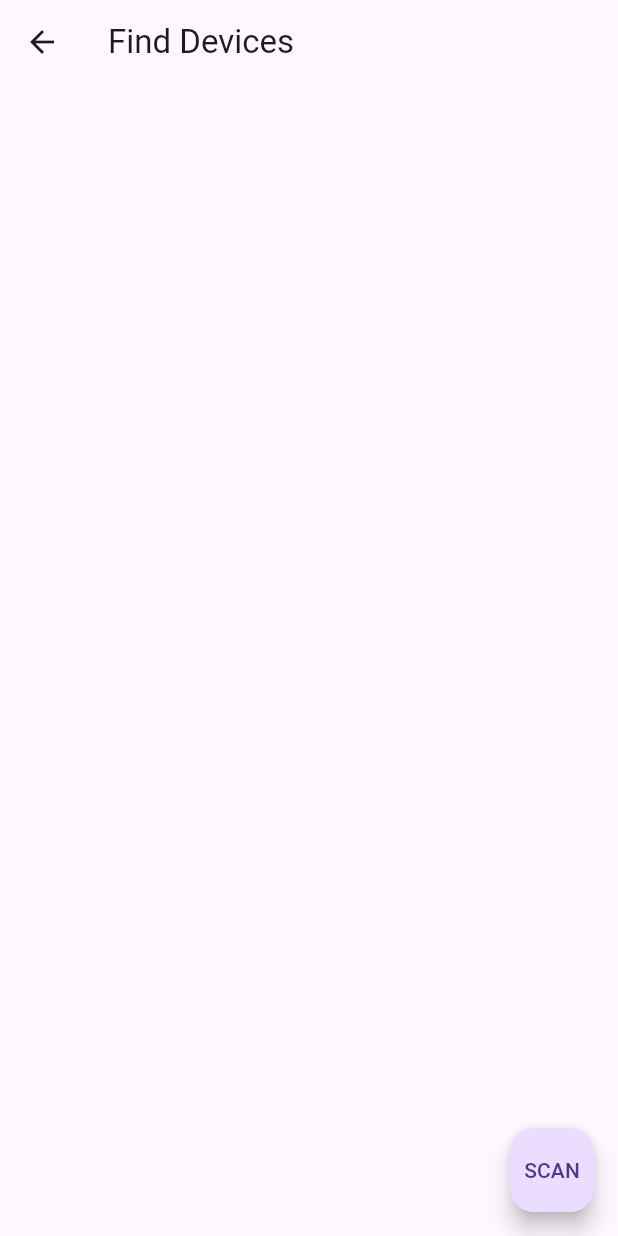
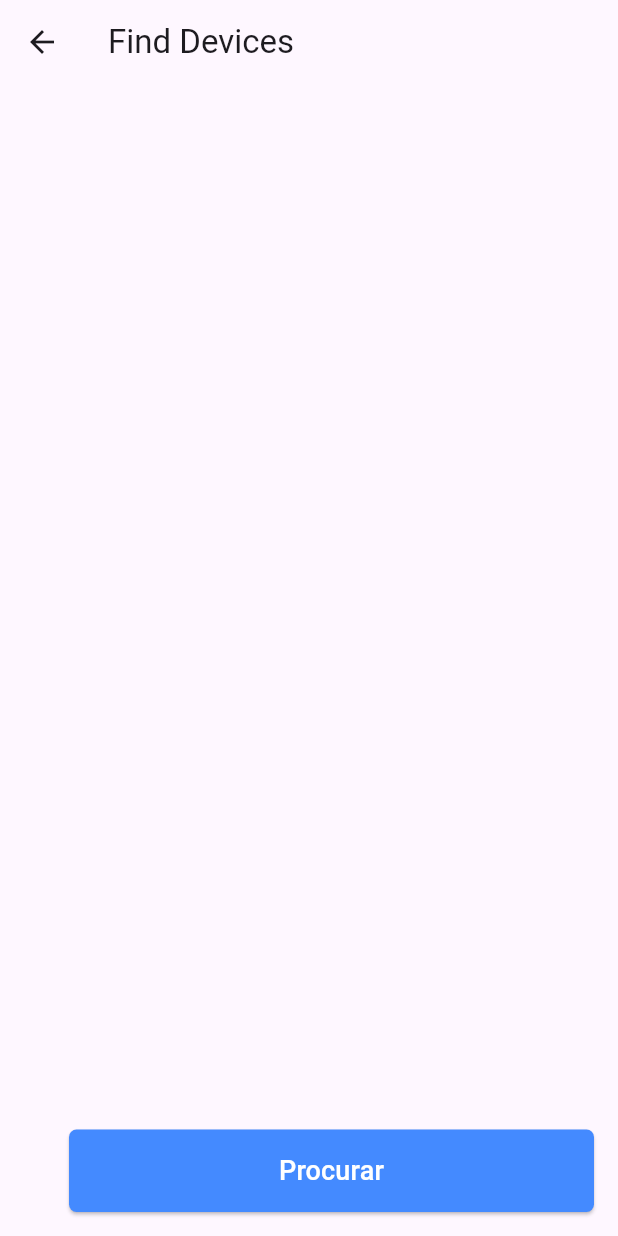
Before and after one commit to jgcoelhof/poc, a Flutter app: the ScanScreen screen opened directly, on a phone screen of 412 x 824 dp. Run offline on Flutter 3.47's test engine with Material 3 defaults, Android fonts, the phone set to English and light mode, and no system bars; our stand-ins replace flutter_blue_plus, get.

Commit message:
trocar botao de scan

```diff
--- a/lib/controllers/bluetooth_controller.dart
+++ b/lib/controllers/bluetooth_controller.dart
@@ -1,15 +1,12 @@
 import 'package:flutter_blue_plus/flutter_blue_plus.dart';
 import 'package:get/get.dart';
 
-class BluetoothController extends GetxController{
-
-   Future scanDevices() async{
-
+class BluetoothController extends GetxController {
+  Future scanDevices() async {
     FlutterBluePlus.startScan(timeout: const Duration(seconds: 5));
 
     FlutterBluePlus.stopScan();
+  }
 
-   }
-
-   Stream<List<ScanResult>> get scanResults => FlutterBluePlus.scanResults;
+  Stream<List<ScanResult>> get scanResults => FlutterBluePlus.scanResults;
 }
--- a/lib/main.dart
+++ b/lib/main.dart
@@ -1,7 +1,7 @@
 // Copyright 2017-2023, Charles Weinberger & Paul DeMarco.
 // All rights reserved. Use of this source code is governed by a
 // BSD-style license that can be found in the LICENSE file.
-
+/*
 import 'dart:async';
 
 import 'package:flutter/material.dart';
@@ -90,3 +90,21 @@ class BluetoothAdapterStateObserver extends NavigatorObserver {
     _adapterStateSubscription = null;
   }
 }
+
+*/
+
+import 'package:flutter/material.dart';
+import 'package:poc/screens/home_page.dart';
+
+void main() => runApp(const MyApp());
+
+class MyApp extends StatelessWidget {
+  const MyApp({super.key});
+
+  @override
+  Widget build(BuildContext context) {
+    return MaterialApp(
+      home: HomePage(),
+    );
+  }
+}
--- a/lib/screens/home_page.dart
+++ b/lib/screens/home_page.dart
@@ -39,7 +39,7 @@ class HomePage extends StatelessWidget {
                         shape: const RoundedRectangleBorder(
                             borderRadius:
                                 BorderRadius.all(Radius.circular(5)))),
-                    onPressed: ()=>controller.scanDevices(),
+                    onPressed: () => controller.scanDevices(),
                     child: const Text(
                       'Procurar',
                       style: TextStyle(fontSize: 18, color: Colors.white),
--- a/lib/screens/scan_screen.dart
+++ b/lib/screens/scan_screen.dart
@@ -55,12 +55,14 @@ class _ScanScreenState extends State<ScanScreen> {
     try {
       _systemDevices = await FlutterBluePlus.systemDevices;
     } catch (e) {
-      Snackbar.show(ABC.b, prettyException("System Devices Error:", e), success: false);
+      Snackbar.show(ABC.b, prettyException("System Devices Error:", e),
+          success: false);
     }
     try {
       await FlutterBluePlus.startScan(timeout: const Duration(seconds: 15));
     } catch (e) {
-      Snackbar.show(ABC.b, prettyException("Start Scan Error:", e), success: false);
+      Snackbar.show(ABC.b, prettyException("Start Scan Error:", e),
+          success: false);
     }
     if (mounted) {
       setState(() {});
@@ -71,16 +73,19 @@ class _ScanScreenState extends State<ScanScreen> {
     try {
       FlutterBluePlus.stopScan();
     } catch (e) {
-      Snackbar.show(ABC.b, prettyException("Stop Scan Error:", e), success: false);
+      Snackbar.show(ABC.b, prettyException("Stop Scan Error:", e),
+          success: false);
     }
   }
 
   void onConnectPressed(BluetoothDevice device) {
     device.connectAndUpdateStream().catchError((e) {
-      Snackbar.show(ABC.c, prettyException("Connect Error:", e), success: false);
+      Snackbar.show(ABC.c, prettyException("Connect Error:", e),
+          success: false);
     });
     MaterialPageRoute route = MaterialPageRoute(
-        builder: (context) => DeviceScreen(device: device), settings: RouteSettings(name: '/DeviceScreen'));
+        builder: (context) => DeviceScreen(device: device),
+        settings: RouteSettings(name: '/DeviceScreen'));
     Navigator.of(context).push(route);
   }
 
@@ -96,13 +101,39 @@ class _ScanScreenState extends State<ScanScreen> {
 
   Widget buildScanButton(BuildContext context) {
     if (FlutterBluePlus.isScanningNow) {
-      return FloatingActionButton(
+      return ElevatedButton(
+        style: ElevatedButton.styleFrom(
+            foregroundColor: Colors.red,
+            backgroundColor: Colors.red,
+            minimumSize: const Size(350, 55),
+            shape: const RoundedRectangleBorder(
+                borderRadius: BorderRadius.all(Radius.circular(5)))),
+        onPressed: onStopPressed,
+        child: const Text(
+          'Para',
+          style: TextStyle(fontSize: 18, color: Colors.white),
+        ),
+      );
+      /* return FloatingActionButton(
         child: const Icon(Icons.stop),
         onPressed: onStopPressed,
         backgroundColor: Colors.red,
-      );
+      );*/
     } else {
-      return FloatingActionButton(child: const Text("SCAN"), onPressed: onScanPressed);
+      return ElevatedButton(
+        style: ElevatedButton.styleFrom(
+            foregroundColor: Colors.blue,
+            backgroundColor: Colors.blueAccent,
+            minimumSize: const Size(350, 55),
+            shape: const RoundedRectangleBorder(
+                borderRadius: BorderRadius.all(Radius.circular(5)))),
+        onPressed: onScanPressed,
+        child: const Text(
+          'Procurar',
+          style: TextStyle(fontSize: 18, color: Colors.white),
+        ),
+      ); /*FloatingActionButton(
+          child: const Text("SCAN"), onPressed: onScanPressed);*/
     }
   }
 
```
